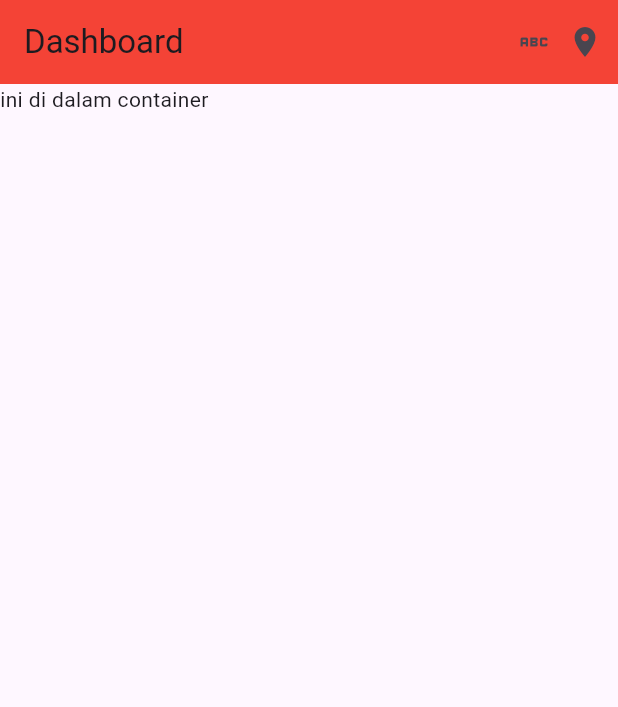
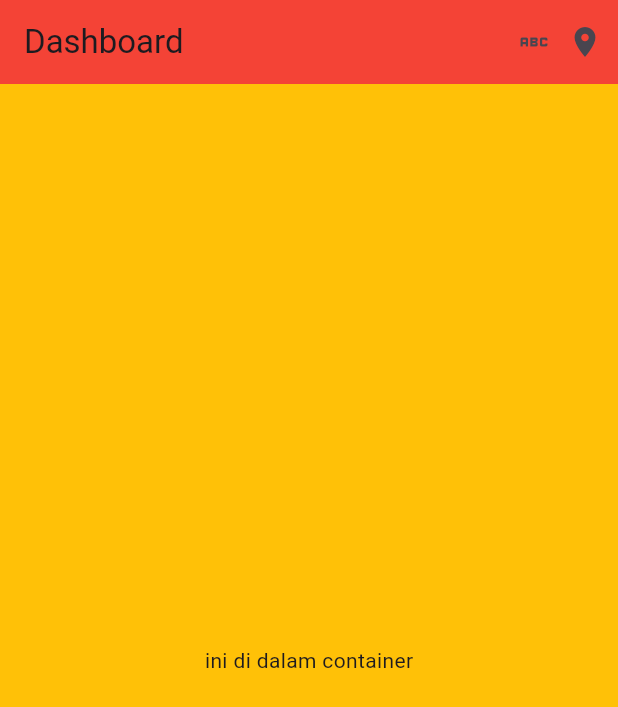
Before and after one commit to RIOKOWI/flutter_container, a Flutter app: the screen it shows after launch, on a phone screen of 412 x 824 dp. Shown: the top 707 px of the screen. Run offline on Flutter 3.47's test engine with Material 3 defaults, Android fonts, the phone set to English and light mode, and no system bars.

Commit message:
nyoba fitur

```diff
--- a/lib/main.dart
+++ b/lib/main.dart
@@ -34,6 +34,10 @@ class Home extends StatelessWidget {
               ],
             ),
             body: Container(
+              alignment: Alignment.center,
+              // width: 100,
+              // height: 100,
+              color: Colors.amber,
               child: Text('ini di dalam container'),
             )
           );
```
